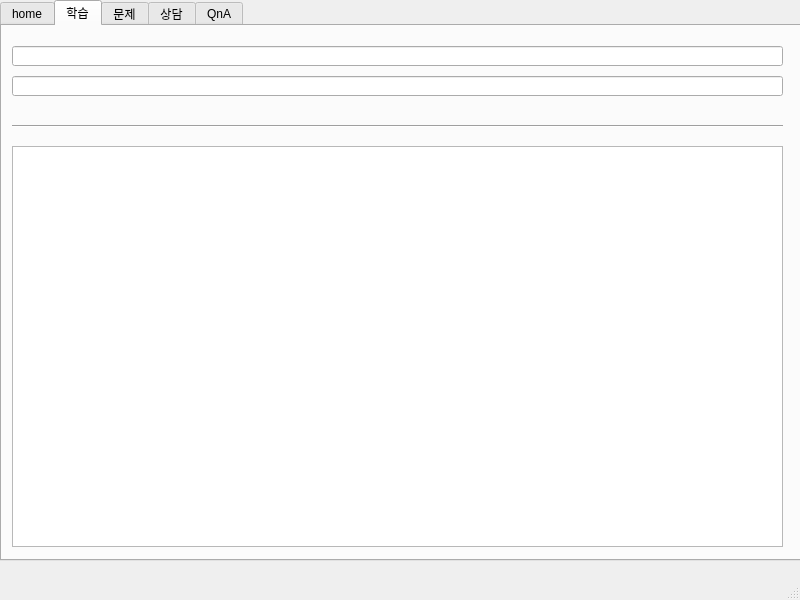
Qt form main.ui (ChoiJiHyeok/APIproject) before a commit.
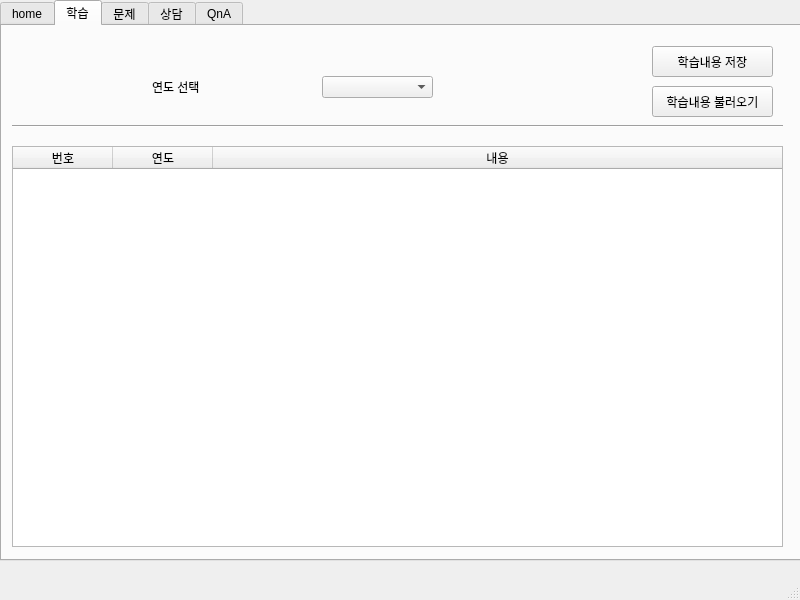
The same form after that commit. The open tabs and pages were chosen to show the change.

Commit message: 230210 ui 수정

```diff
--- a/main.ui
+++ b/main.ui
@@ -405,26 +405,39 @@
           <height>401</height>
          </rect>
         </property>
-       </widget>
-       <widget class="QLineEdit" name="sle_l_ch">
-        <property name="geometry">
-         <rect>
-          <x>10</x>
-          <y>20</y>
-          <width>771</width>
-          <height>20</height>
-         </rect>
+        <property name="sizeAdjustPolicy">
+         <enum>QAbstractScrollArea::AdjustIgnored</enum>
         </property>
-       </widget>
-       <widget class="QLineEdit" name="sle_l_tr">
-        <property name="geometry">
-         <rect>
-          <x>10</x>
-          <y>50</y>
-          <width>771</width>
-          <height>20</height>
-         </rect>
+        <property name="editTriggers">
+         <set>QAbstractItemView::NoEditTriggers</set>
         </property>
+        <attribute name="horizontalHeaderCascadingSectionResizes">
+         <bool>false</bool>
+        </attribute>
+        <attribute name="horizontalHeaderStretchLastSection">
+         <bool>true</bool>
+        </attribute>
+        <attribute name="verticalHeaderCascadingSectionResizes">
+         <bool>false</bool>
+        </attribute>
+        <attribute name="verticalHeaderHighlightSections">
+         <bool>false</bool>
+        </attribute>
+        <column>
+         <property name="text">
+          <string>번호</string>
+         </property>
+        </column>
+        <column>
+         <property name="text">
+          <string>연도</string>
+         </property>
+        </column>
+        <column>
+         <property name="text">
+          <string>내용</string>
+         </property>
+        </column>
        </widget>
        <widget class="Line" name="line_13">
         <property name="geometry">
@@ -439,6 +452,55 @@
          <enum>Qt::Horizontal</enum>
         </property>
        </widget>
+       <widget class="QComboBox" name="comboBox">
+        <property name="geometry">
+         <rect>
+          <x>320</x>
+          <y>50</y>
+          <width>111</width>
+          <height>22</height>
+         </rect>
+        </property>
+       </widget>
+       <widget class="QLabel" name="label_5">
+        <property name="geometry">
+         <rect>
+          <x>150</x>
+          <y>50</y>
+          <width>131</width>
+          <height>21</height>
+         </rect>
+        </property>
+        <property name="text">
+         <string>연도 선택 </string>
+        </property>
+       </widget>
+       <widget class="QPushButton" name="study_save_btn">
+        <property name="geometry">
+         <rect>
+          <x>650</x>
+          <y>20</y>
+          <width>121</width>
+          <height>31</height>
+         </rect>
+        </property>
+        <property name="text">
+         <string>학습내용 저장</string>
+        </property>
+       </widget>
+       <widget class="QPushButton" name="load_study_btn">
+        <property name="geometry">
+         <rect>
+          <x>650</x>
+          <y>60</y>
+          <width>121</width>
+          <height>31</height>
+         </rect>
+        </property>
+        <property name="text">
+         <string>학습내용 불러오기</string>
+        </property>
+       </widget>
       </widget>
       <widget class="QWidget" name="tab_3">
        <attribute name="title">
```
Left out of the diff: 74 changed lines with no effect on the pictures. The commit also changes 5 other files.
